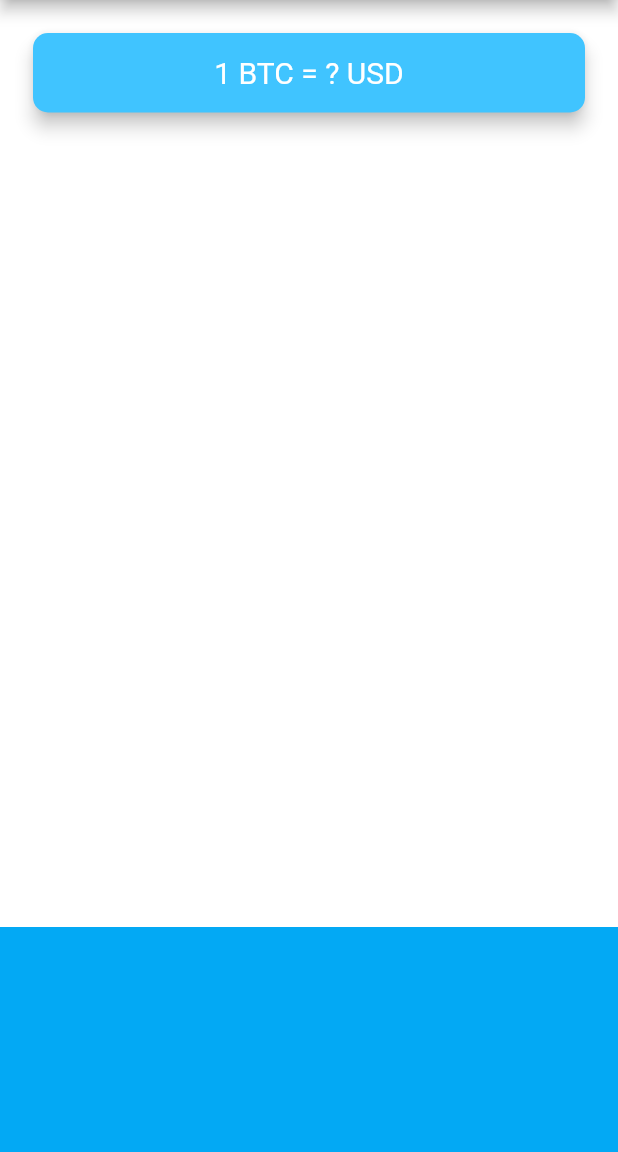
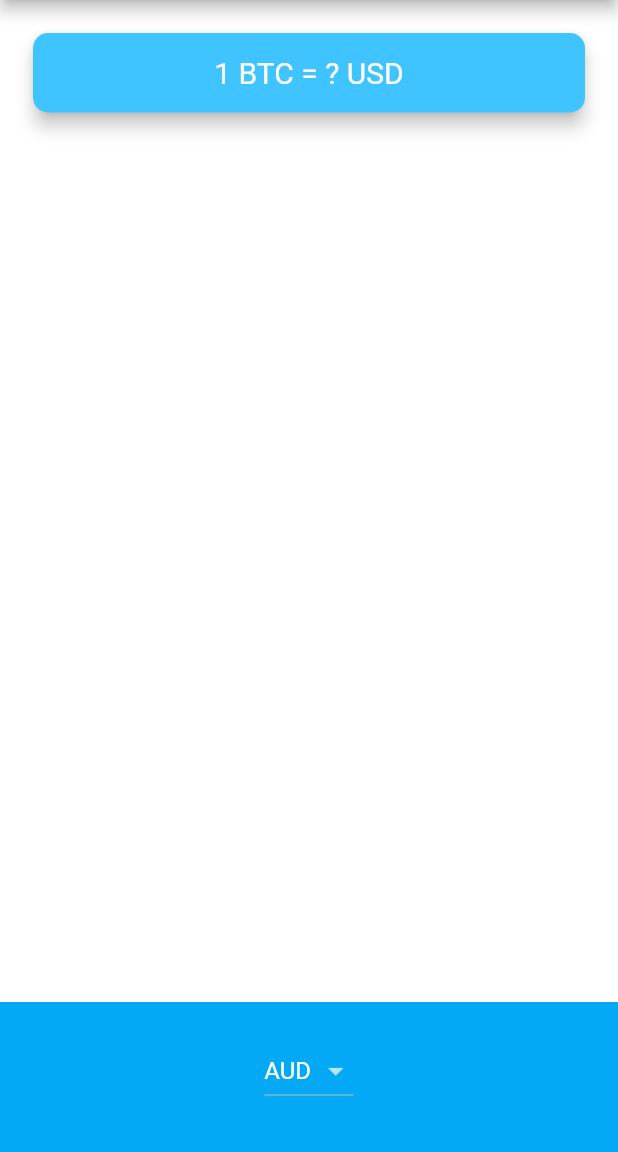
Before and after one commit to armaganp/bitcoin_ticker, a Flutter app: the screen it shows after launch, on a phone screen of 412 x 824 dp, the part 84-1236 px from its top. Run offline on Flutter 3.47's test engine with Material 2 defaults, Android fonts, the phone set to English and light mode, and no system bars.

Commit message:
dropdown menu items added

```diff
--- a/lib/price_screen.dart
+++ b/lib/price_screen.dart
@@ -1,4 +1,5 @@
 import 'package:flutter/material.dart';
+import 'coin_data.dart' as coin_data;
 
 class PriceScreen extends StatefulWidget {
   @override
@@ -6,6 +7,40 @@ class PriceScreen extends StatefulWidget {
 }
 
 class _PriceScreenState extends State<PriceScreen> {
+  String dropdownValue = 'AUD';
+  // var mItems = <DropdownMenuItem<String>>[]; // equal to below statement
+  List<DropdownMenuItem<String>> mItems = []; //from udemy
+  @override
+  void initState() {
+    super.initState();
+    addItems();
+  }
+
+  // from udemy
+  List<DropdownMenuItem<String>> dropdownMenuItems() {
+    for (int i = 0; i < coin_data.currenciesList.length; i++) {
+      String currency = coin_data.currenciesList[i];
+      var mItem = DropdownMenuItem(
+        child: Text(currency),
+        value: currency,
+      );
+      mItems.add(mItem);
+    }
+    return mItems;
+  }
+
+  // this is my solving
+  void addItems() {
+    for (var currency in coin_data.currenciesList) {
+      mItems.add(
+        DropdownMenuItem(
+          child: Text(currency),
+          value: currency,
+        ),
+      ); //for loop
+    }
+  }
+
   @override
   Widget build(BuildContext context) {
     return Scaffold(
@@ -38,11 +73,21 @@ class _PriceScreenState extends State<PriceScreen> {
             ),
           ),
           Container(
-            height: 150.0,
+            height: 100.0,
             alignment: Alignment.center,
-            padding: EdgeInsets.only(bottom: 30.0),
+            padding: EdgeInsets.only(bottom: 8.0),
             color: Colors.lightBlue,
-            child: null,
+            child: DropdownButton<String>(
+              value: dropdownValue,
+              items: mItems,
+              // items: dropdownMenuItems(),
+              onChanged: (val) {
+                setState(() {
+                  dropdownValue = val;
+                  print(val);
+                });
+              },
+            ),
           ),
         ],
       ),
```
Also changed, not shown: pubspec.lock, 2 other files.
